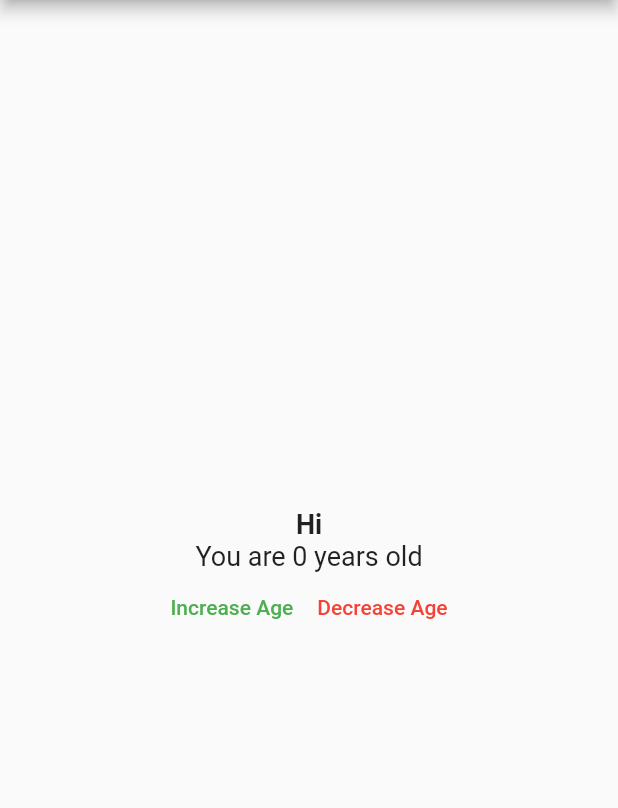
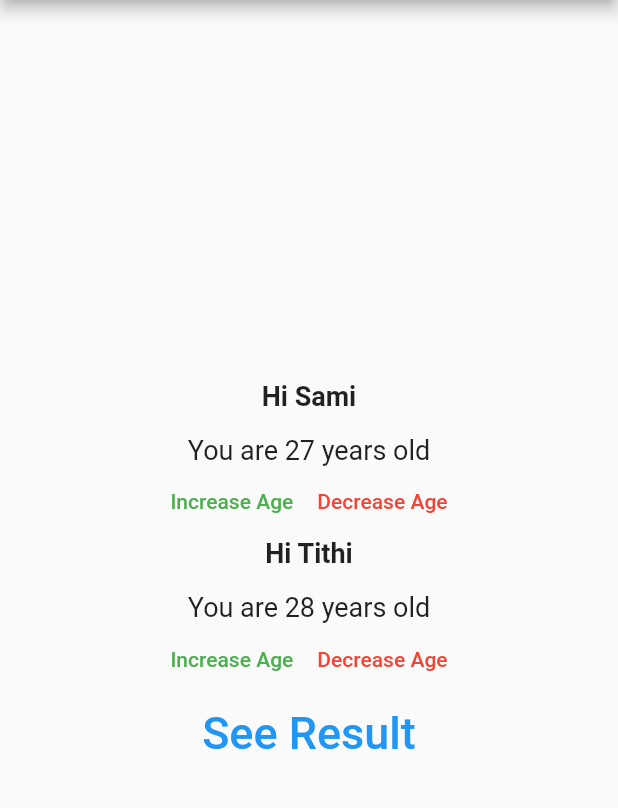
Before and after one commit to saklain71/flutter_provider, a Flutter app: the screen it shows after launch, on a phone screen of 412 x 824 dp, the part 84-892 px from its top. Run offline on Flutter 3.47's test engine with Material 2 defaults, Android fonts, the phone set to English and light mode, and no system bars.

Commit message:
provider implemented

```diff
--- a/lib/MyHome.dart
+++ b/lib/MyHome.dart
@@ -20,19 +20,24 @@ class _MyHomePageState extends State<MyHome> {
       appBar: AppBar(
         title: Text(widget.title),
       ),
-      body: Consumer<UserDetailsProvider>(
+      body: Center(
+        child: Column(
+          mainAxisAlignment: MainAxisAlignment.center,
+          children: [
+            Consumer<UserDetailsProvider>(
               builder: (context, provider, child) {
                 return Center(
                   child: Column(
-              mainAxisAlignment: MainAxisAlignment.center,
+                  //  mainAxisAlignment: MainAxisAlignment.center,
                     children: [
                       Text(
-                  'Hi' + provider.userName,
+                        'Hi ' + provider.userName,
                         style: const TextStyle(
                           fontSize: 18,
                           fontWeight: FontWeight.bold,
                         ),
                       ),
+                      SizedBox(height: 15,),
                       Text(
                         'You are ' + provider.userAge.toString() + ' years old',
                         style: const TextStyle(
@@ -51,12 +56,47 @@ class _MyHomePageState extends State<MyHome> {
                             provider.decreaseAge();
                           }, child: Text('Decrease Age',
                               style: TextStyle(color: Colors.red))),
-               ],)
+                        ],),
+                      Text(
+                        'Hi ' + provider.userName2,
+                        style: const TextStyle(
+                          fontSize: 18,
+                          fontWeight: FontWeight.bold,
+                        ),
+                      ),
+                      SizedBox(height: 15,),
+                      Text(
+                        'You are ' + provider.userAge2.toString() + ' years old',
+                        style: const TextStyle(
+                          fontSize: 18,
+                          fontWeight: FontWeight.w400,
+                        ),
+                      ),
+                      Row(
+                        mainAxisAlignment: MainAxisAlignment.center,
+                        children: [
+                          TextButton(onPressed: (){
+                            provider.increseAge();
+                          }, child: Text('Increase Age',
+                            style: TextStyle(color: Colors.green),)),
+                          TextButton(onPressed: (){
+                            provider.decreaseAge();
+                          }, child: Text('Decrease Age',
+                              style: TextStyle(color: Colors.red))),
+                        ],),
+
+                      TextButton(onPressed: (){
+                        provider.seeResult(context);
+                      }, child: Text("See Result",style: TextStyle(fontSize: 30),))
+
                     ],
                   ),
                 );
               },
             ),
+          ],
+        ),
+      ),
 
     );
   }
--- a/lib/UserDetailsProvider.dart
+++ b/lib/UserDetailsProvider.dart
@@ -1,13 +1,19 @@
+
 import 'package:flutter/cupertino.dart';
+import 'package:flutter/material.dart';
 
 class UserDetailsProvider extends ChangeNotifier{
 
   TextEditingController  nameController  = TextEditingController();
   TextEditingController  ageController  = TextEditingController();
-  int _age = 0;
-  String _userName = "";
+  int _age = 27;
+  int _age2 = 28;
+  String _userName = "Sami";
+  String _userName2 = "Tithi";
   int get userAge => _age;
+  int get userAge2 => _age2;
   String get userName => _userName;
+  String get userName2 => _userName2;
 
 void updateAge (int age){
   _age = age;
@@ -22,9 +28,22 @@ void updateAge (int age){
     _age -= 1;
     notifyListeners();
   }
-  void updateName(String name) {
+  void userNameSami(String name) {
     _userName = name;
     notifyListeners();
   }
+  void userNameTithi(String name) {
+    _userName2 = name;
+    notifyListeners();
+  }
+  void seeResult(context){
+   ScaffoldMessenger.of(context).showSnackBar(
+        SnackBar(
+          duration: const Duration(seconds: 5),
+            content: Text('OPPS!!! Get Married Early!!!',
+              style: TextStyle(color: Colors.red),
+            )));
+   notifyListeners();
+  }
 
 }
```
Lines whose indentation alone changed are shown as unchanged.
